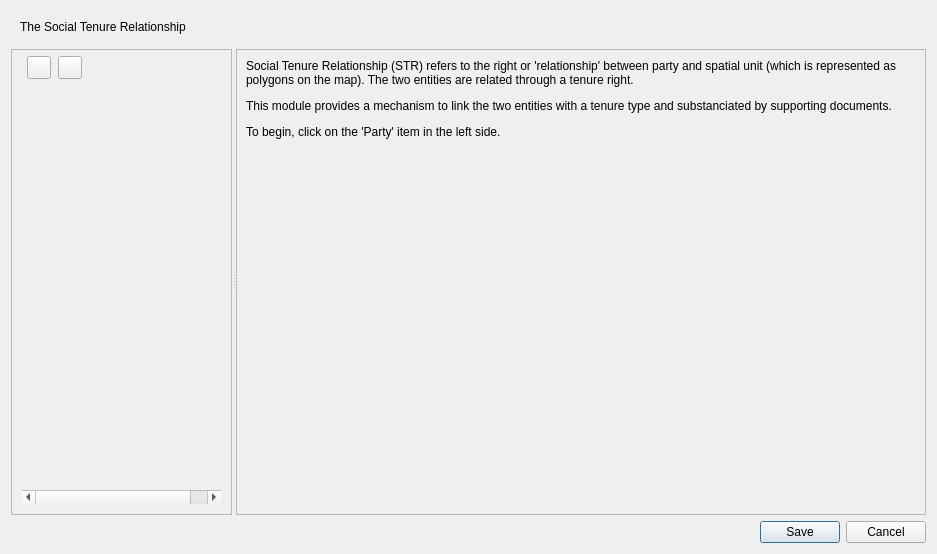
Above: ui/social_tenure/ui_str_editor.ui from gltn/stdm before the change. Below: the same form after it.
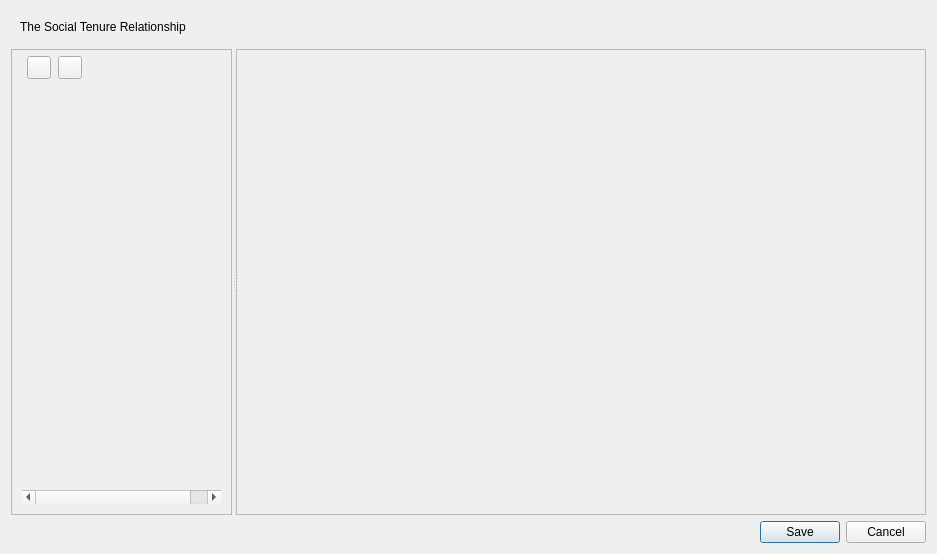
That is the form after the change. The open tabs and pages were chosen to show the change. Icons and pictures are not drawn. Custom widgets are drawn as their Qt base class.

Commit message: Added related tenure information form

What changed in the file:
```diff
--- a/ui/social_tenure/ui_str_editor.ui
+++ b/ui/social_tenure/ui_str_editor.ui
@@ -19,7 +19,7 @@
   <property name="minimumSize">
    <size>
     <width>600</width>
-    <height>300</height>
+    <height>400</height>
    </size>
   </property>
   <property name="windowTitle">
@@ -347,6 +347,13 @@
         </item>
        </layout>
       </widget>
+      <widget class="QWidget" name="componentPage41">
+       <layout class="QVBoxLayout" name="verticalLayout_11">
+        <item>
+         <layout class="QVBoxLayout" name="cont_box"/>
+        </item>
+       </layout>
+      </widget>
       <widget class="QWidget" name="componentPage5">
        <layout class="QVBoxLayout" name="verticalLayout_7">
         <item>
```
Left out of the diff: 2 changed lines with no effect on the pictures. The commit also changes 4 other files.
